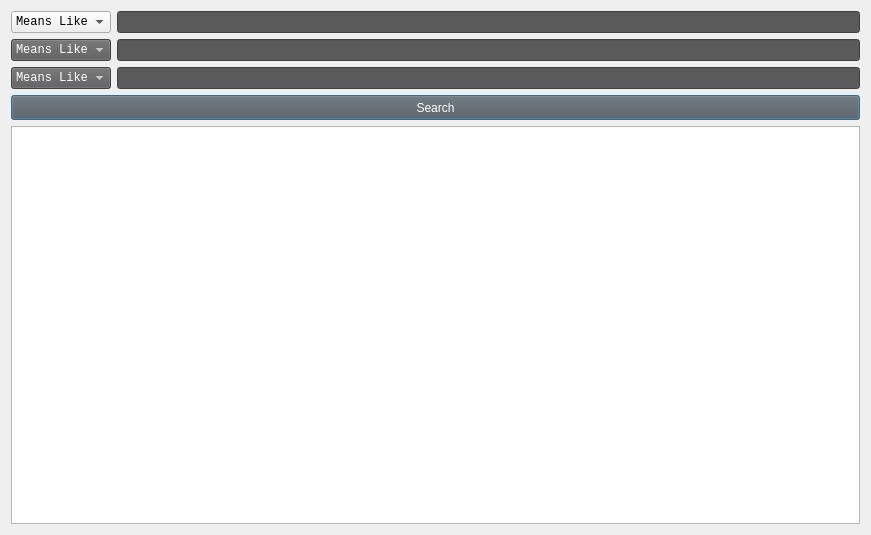
Above: src/wordlookup.ui from akaddoura/writbit before the change. Below: the same form after it.
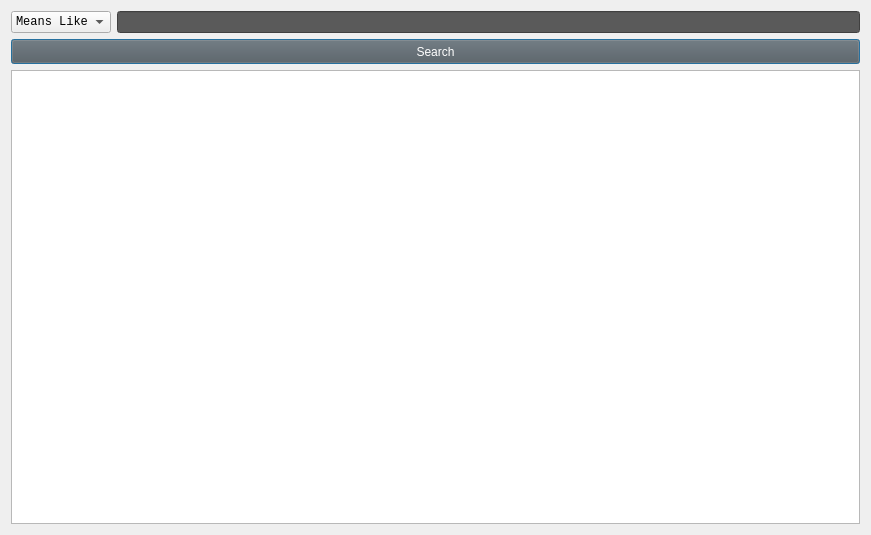
That is the form after the change.

Patch:
```diff
--- a/src/wordlookup.ui
+++ b/src/wordlookup.ui
@@ -16,78 +16,6 @@
   <layout class="QVBoxLayout" name="verticalLayout">
    <item>
     <layout class="QGridLayout" name="gridLayout">
-     <item row="0" column="1">
-      <widget class="QLineEdit" name="subSearchBar1">
-       <property name="font">
-        <font>
-         <family>Courier New</family>
-        </font>
-       </property>
-       <property name="styleSheet">
-        <string notr="true">background: rgb(90,90,90); color: white;
-</string>
-       </property>
-      </widget>
-     </item>
-     <item row="1" column="1">
-      <widget class="QLineEdit" name="subSearchBar2">
-       <property name="font">
-        <font>
-         <family>Courier New</family>
-        </font>
-       </property>
-       <property name="styleSheet">
-        <string notr="true">background: rgb(90,90,90); color: white;
-</string>
-       </property>
-      </widget>
-     </item>
-     <item row="2" column="1">
-      <widget class="QLineEdit" name="subSearchBar3">
-       <property name="font">
-        <font>
-         <family>Courier New</family>
-        </font>
-       </property>
-       <property name="styleSheet">
-        <string notr="true">background: rgb(90,90,90); color: white;
-</string>
-       </property>
-      </widget>
-     </item>
-     <item row="2" column="0">
-      <widget class="QComboBox" name="optionBox3">
-       <property name="font">
-        <font>
-         <family>Courier New</family>
-        </font>
-       </property>
-       <property name="styleSheet">
-        <string notr="true">background: rgb(90,90,90); color: white;
-</string>
-       </property>
-       <item>
-        <property name="text">
-         <string>Means Like</string>
-        </property>
-       </item>
-       <item>
-        <property name="text">
-         <string>Part of</string>
-        </property>
-       </item>
-       <item>
-        <property name="text">
-         <string>Antonyms</string>
-        </property>
-       </item>
-       <item>
-        <property name="text">
-         <string>Topics</string>
-        </property>
-       </item>
-      </widget>
-     </item>
      <item row="0" column="0">
       <widget class="QComboBox" name="optionBox1">
        <property name="font">
@@ -120,8 +48,8 @@
        </item>
       </widget>
      </item>
-     <item row="1" column="0">
-      <widget class="QComboBox" name="optionBox2">
+     <item row="0" column="1">
+      <widget class="QLineEdit" name="subSearchBar1">
        <property name="font">
         <font>
          <family>Courier New</family>
@@ -131,26 +59,6 @@
         <string notr="true">background: rgb(90,90,90); color: white;
 </string>
        </property>
-       <item>
-        <property name="text">
-         <string>Means Like</string>
-        </property>
-       </item>
-       <item>
-        <property name="text">
-         <string>Part of</string>
-        </property>
-       </item>
-       <item>
-        <property name="text">
-         <string>Antonyms</string>
-        </property>
-       </item>
-       <item>
-        <property name="text">
-         <string>Topics</string>
-        </property>
-       </item>
       </widget>
      </item>
     </layout>
```
Left out of the diff: 32 changed lines with no effect on the pictures.
